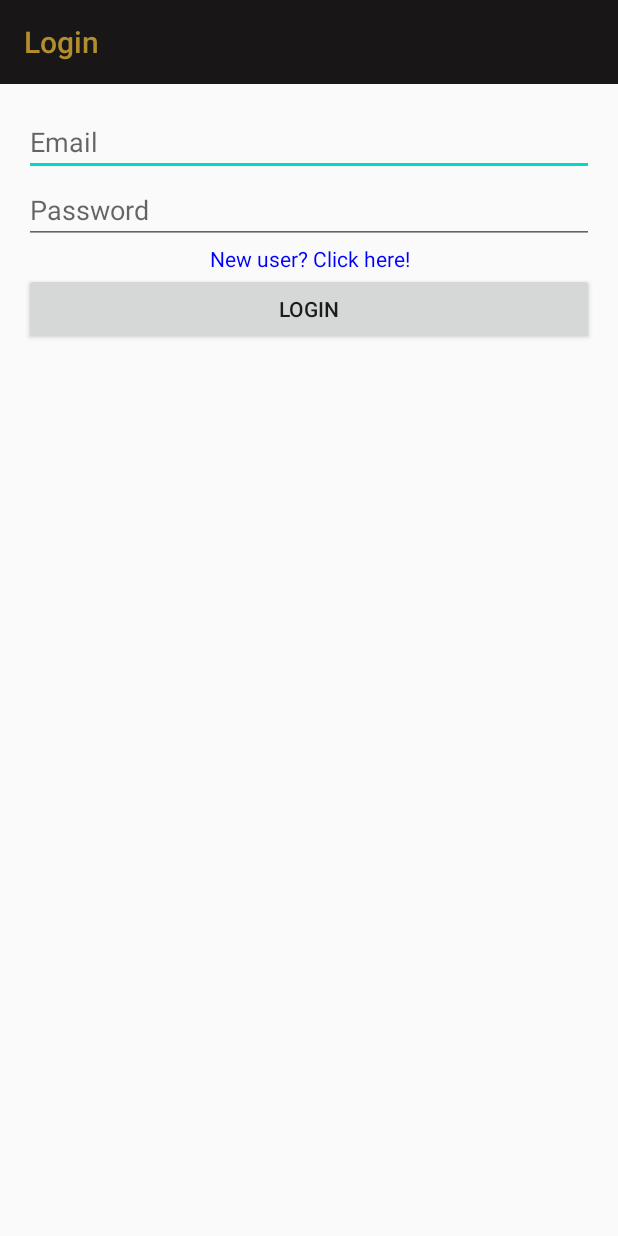
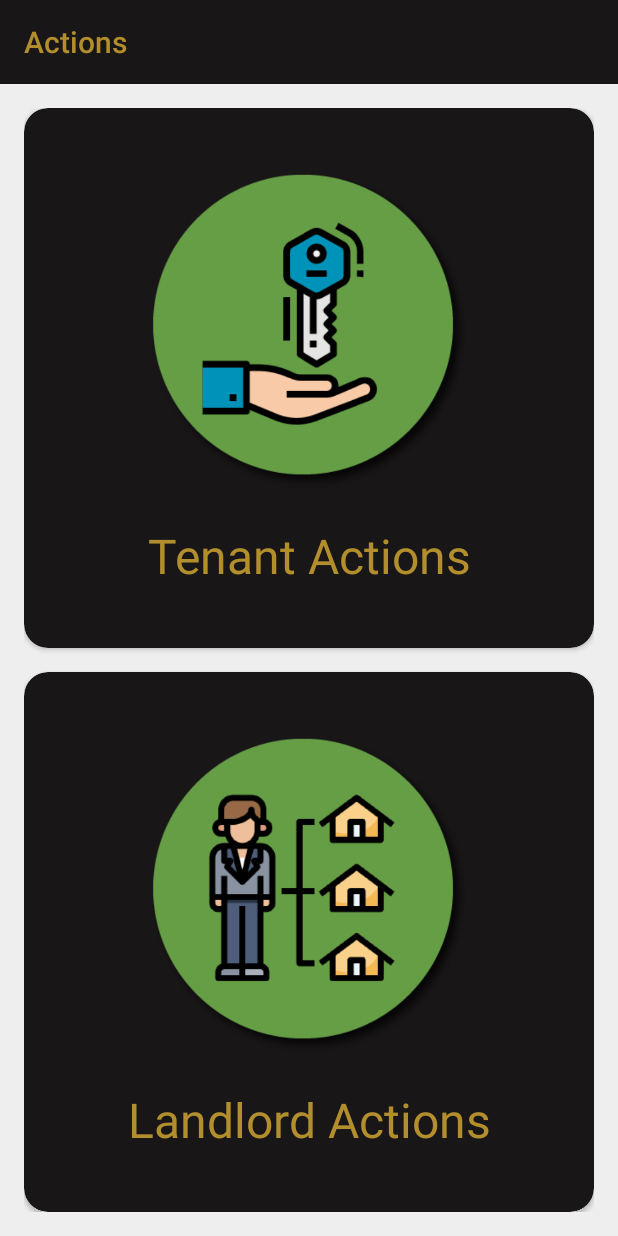
Before and after one commit to Troy1010/OpulexPropertyManagement, an Android app: the ActivityHost screen opened directly, with no data from a screen before it, on a phone screen of 412 x 824 dp. Run offline under Robolectric (Android 15) with nearby library versions, the phone set to English and light mode, and no system bars; our stand-ins replace navigation-ui; libraries missing offline, so code that uses them is left out: com.example.tmcommonkotlin.

Commit message:
LandlordOrTenant, UserType

```diff
--- /dev/null
+++ b/app/src/main/java/com/example/opulexpropertymanagement/models/UserType.kt
@@ -0,0 +1,5 @@
+package com.example.opulexpropertymanagement.models
+
+enum class UserType {
+    Tenant, Landlord
+}
--- /dev/null
+++ b/app/src/main/java/com/example/opulexpropertymanagement/ui/FragTenantOrLandlord.kt
@@ -0,0 +1,26 @@
+package com.example.opulexpropertymanagement.ui
+
+import androidx.fragment.app.Fragment
+import androidx.fragment.app.viewModels
+import androidx.navigation.fragment.findNavController
+import com.example.opulexpropertymanagement.R
+import com.example.opulexpropertymanagement.models.UserType
+import com.example.tmcommonkotlin.logz
+import kotlinx.android.synthetic.main.frag_tenant_or_landlord.*
+
+class FragTenantOrLandlord : Fragment(R.layout.frag_tenant_or_landlord) {
+    val navController by lazy { this.findNavController() }
+    val userVM: UserVM by viewModels()
+    override fun onStart() {
+        super.onStart()
+        cardview_tenant.setOnClickListener {
+            logz("tenant")
+            userVM.userType.value = UserType.Tenant
+        }
+        cardview_landlord.setOnClickListener {
+            userVM.userType.value = UserType.Landlord
+            val directions = FragTenantOrLandlordDirections.actionFragTenantOrLandlordToFragHome()
+            navController.navigate(directions)
+        }
+    }
+}
--- a/app/src/main/java/com/example/opulexpropertymanagement/ui/UserVM.kt
+++ b/app/src/main/java/com/example/opulexpropertymanagement/ui/UserVM.kt
@@ -1,12 +1,17 @@
 package com.example.opulexpropertymanagement.ui
 
 import androidx.lifecycle.MutableLiveData
+import com.example.opulexpropertymanagement.models.UserType
 import com.example.tmcommonkotlin.inheritables.TMViewModel
 import com.example.tmcommonkotlin.logz
 import io.reactivex.android.schedulers.AndroidSchedulers
+import io.reactivex.subjects.PublishSubject
 
 class UserVM : TMViewModel(), IRepo by Repo {
     val userStateStreamLiveData by lazy { MutableLiveData<UserState>() }
+    val userType by lazy { MutableLiveData<UserType>() }
+
+    private val setUserTypeSubject by lazy { PublishSubject.create<UserType>() }
     init {
         disposables.add(
             userStateStream
@@ -15,6 +20,10 @@ class UserVM : TMViewModel(), IRepo by Repo {
                     userStateStreamLiveData.value = it
                 }
         )
+    }
+
+    fun setUserType(userType: UserType) {
+        setUserTypeSubject.onNext(userType)
     }
 
     fun whipeDBAndAddUser() {
--- /dev/null
+++ b/app/src/main/res/layout/frag_tenant_or_landlord.xml
@@ -0,0 +1,87 @@
+<?xml version="1.0" encoding="utf-8"?>
+<androidx.constraintlayout.widget.ConstraintLayout xmlns:android="http://schemas.android.com/apk/res/android"
+    xmlns:app="http://schemas.android.com/apk/res-auto"
+    android:layout_width="match_parent"
+    android:layout_height="match_parent"
+    android:background="@color/colorBackground"
+    android:padding="16dp">
+
+    <androidx.cardview.widget.CardView
+        android:id="@+id/cardview_tenant"
+        android:layout_width="match_parent"
+        android:layout_height="0dp"
+        android:layout_marginBottom="8dp"
+        app:cardCornerRadius="16dp"
+        app:cardBackgroundColor="@color/colorPrimaryDark"
+        app:layout_constraintTop_toTopOf="parent"
+        app:layout_constraintBottom_toTopOf="@id/guideline_1">
+        <androidx.constraintlayout.widget.ConstraintLayout
+            android:layout_width="match_parent"
+            android:layout_height="match_parent">
+
+            <ImageView
+                android:layout_width="match_parent"
+                android:layout_height="0dp"
+                android:paddingTop="40dp"
+                android:paddingBottom="10dp"
+                android:src="@drawable/tenant"
+                app:layout_constraintBottom_toTopOf="@id/textview_tenant"
+                app:layout_constraintTop_toTopOf="parent" />
+
+            <TextView
+                android:id="@+id/textview_tenant"
+                style="@style/OpulexTheme.ButtonPop"
+                android:layout_width="match_parent"
+                android:layout_height="wrap_content"
+                android:layout_marginBottom="30dp"
+                android:gravity="center_horizontal"
+                android:text="Tenant Actions"
+                android:textSize="32sp"
+                app:layout_constraintBottom_toBottomOf="parent" />
+        </androidx.constraintlayout.widget.ConstraintLayout>
+    </androidx.cardview.widget.CardView>
+
+    <androidx.constraintlayout.widget.Guideline
+        android:id="@+id/guideline_1"
+        app:layout_constraintGuide_percent="0.5"
+        android:orientation="horizontal"
+        android:layout_width="match_parent"
+        android:layout_height="1dp"/>
+
+    <androidx.cardview.widget.CardView
+        android:id="@+id/cardview_landlord"
+        android:layout_width="match_parent"
+        android:layout_height="0dp"
+        android:layout_marginTop="8dp"
+        app:cardCornerRadius="16dp"
+        app:cardBackgroundColor="@color/colorPrimaryDark"
+        app:layout_constraintBottom_toBottomOf="parent"
+        app:layout_constraintTop_toBottomOf="@id/guideline_1">
+
+        <androidx.constraintlayout.widget.ConstraintLayout
+            android:layout_width="match_parent"
+            android:layout_height="match_parent">
+
+            <ImageView
+                android:layout_width="match_parent"
+                android:layout_height="0dp"
+                android:paddingTop="40dp"
+                android:paddingBottom="10dp"
+                android:src="@drawable/landlord"
+                app:layout_constraintBottom_toTopOf="@id/textview_landlord"
+                app:layout_constraintTop_toTopOf="parent" />
+
+            <TextView
+                android:id="@+id/textview_landlord"
+                style="@style/OpulexTheme.ButtonPop"
+                android:layout_width="match_parent"
+                android:layout_height="wrap_content"
+                android:layout_marginBottom="30dp"
+                android:gravity="center_horizontal"
+                android:text="Landlord Actions"
+                android:textSize="32sp"
+                app:layout_constraintBottom_toBottomOf="parent" />
+        </androidx.constraintlayout.widget.ConstraintLayout>
+    </androidx.cardview.widget.CardView>
+
+</androidx.constraintlayout.widget.ConstraintLayout>
--- a/app/src/main/res/navigation/navigation_graph.xml
+++ b/app/src/main/res/navigation/navigation_graph.xml
@@ -1,7 +1,7 @@
 <?xml version="1.0" encoding="utf-8"?>
 <navigation xmlns:android="http://schemas.android.com/apk/res/android"
     xmlns:app="http://schemas.android.com/apk/res-auto" android:id="@+id/navigation_graph"
-    app:startDestination="@id/fragLogin">
+    app:startDestination="@id/fragTenantOrLandlord">
 
     <fragment
         android:id="@+id/fragHome"
@@ -29,4 +29,12 @@
             android:id="@+id/action_fragRegister_to_fragHome"
             app:destination="@id/fragHome" />
     </fragment>
+    <fragment
+        android:id="@+id/fragTenantOrLandlord"
+        android:name="com.example.opulexpropertymanagement.ui.FragTenantOrLandlord"
+        android:label="Actions" >
+        <action
+            android:id="@+id/action_fragTenantOrLandlord_to_fragHome"
+            app:destination="@id/fragHome" />
+    </fragment>
 </navigation>
--- a/app/src/main/res/values/colors.xml
+++ b/app/src/main/res/values/colors.xml
@@ -2,5 +2,9 @@
 <resources>
     <color name="colorPrimary">#b28e2c</color>
     <color name="colorPrimaryDark">#191618</color>
-    <color name="colorAccent">#03DAC5</color>
+    <color name="colorAccent">#467030</color>
+    <color name="colorLightGrey">#54544a</color>
+    <color name="colorBackground">#eee</color>
+    <color name="colorBackgroundHighlight">#fff</color>
+    <color name="colorVsLight">#111</color>
 </resources>
--- a/app/src/main/res/values/styles.xml
+++ b/app/src/main/res/values/styles.xml
@@ -10,5 +10,14 @@
         <item name="android:textColor">@color/colorPrimary</item>
         <item name="titleTextColor">@color/colorPrimary</item>
     </style>
+    <style name="OpulexTheme.ButtonCool">
+        <item name="android:background">@color/colorLightGrey</item>
+        <item name="android:textColor">@color/colorVsLight</item>
+    </style>
+    <style name="OpulexTheme.ButtonPop">
+        <item name="android:background">@color/colorPrimaryDark</item>
+        <item name="android:textColor">@color/colorPrimary</item>
+        <item name="android:padding">10dp</item>
+    </style>
 
 </resources>
```
Also changed, not shown: app/src/main/res/drawable-v24/landlord.png (added), app/src/main/res/drawable-v24/tenant.png (added).
